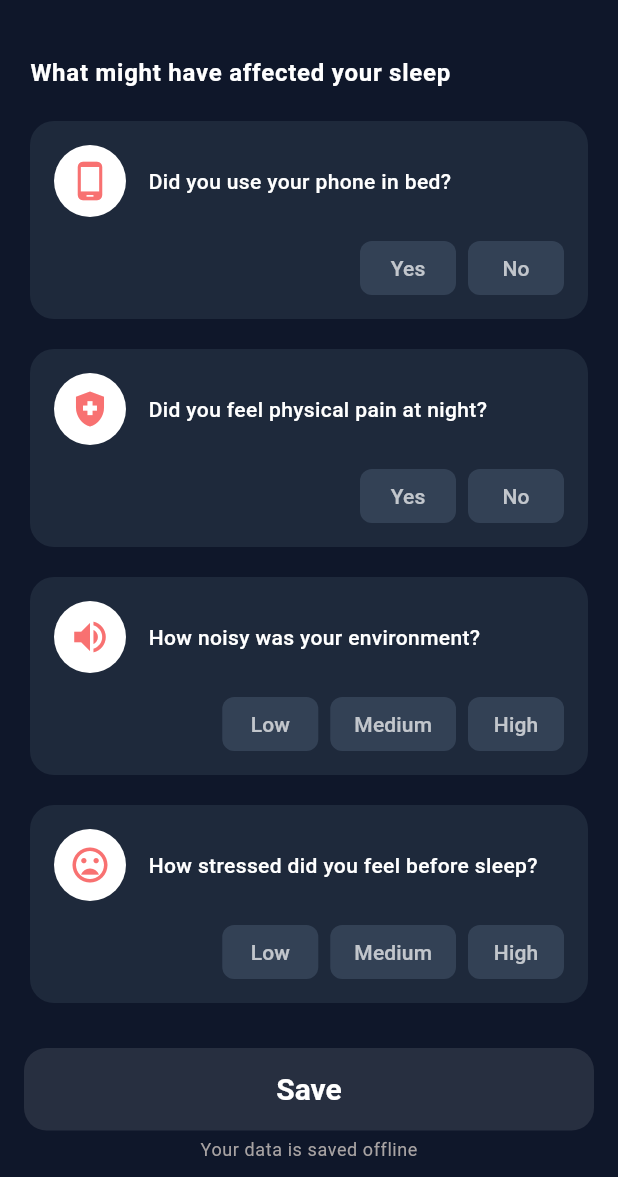
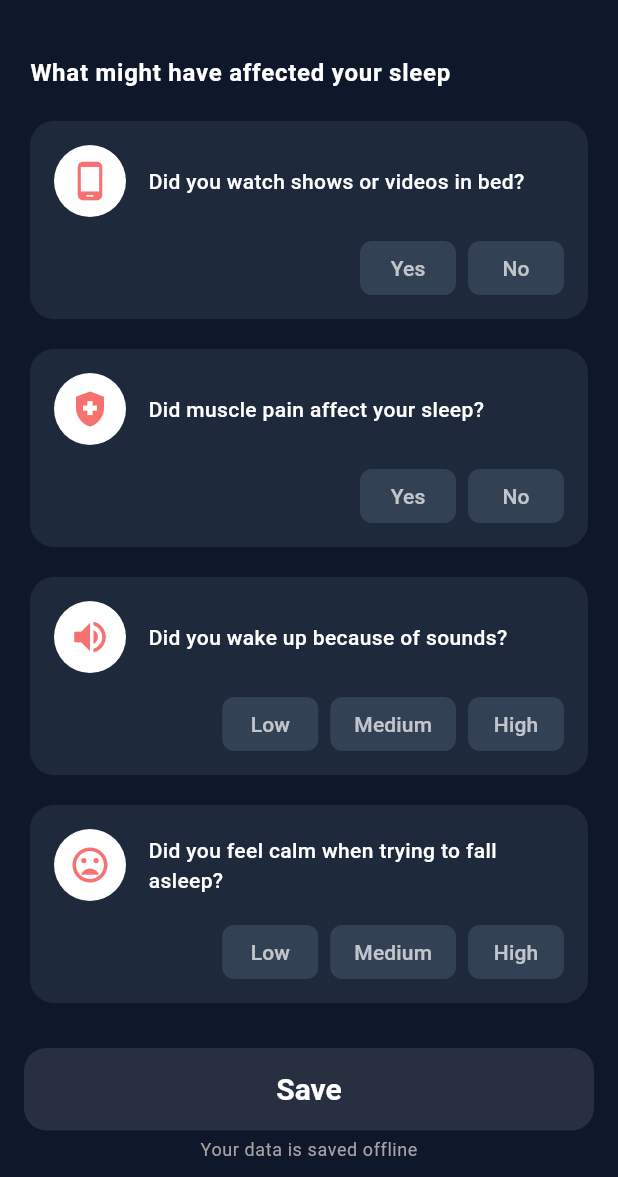
Before and after one commit to chanlinna/Sleep_Blocker, a Flutter app: the HabitLogScreen screen opened directly with sample values from the repository, on a phone screen of 412 x 824 dp, the part 59-1236 px from its top. Run offline on Flutter 3.47's test engine with Material 3 defaults, Android fonts, the phone set to English and light mode, and no system bars; our stand-ins replace shared_preferences; missing offline and left inert: horizontal_weekly_calendar; accounts and stored records are empty.

Commit message:
add more questions

```diff
--- a/sleep_blocker/lib/data/mock_factor.dart
+++ b/sleep_blocker/lib/data/mock_factor.dart
@@ -7,9 +7,16 @@ final List<Factor> mockFactors = [
     type: FactorType.screen,
     name: "Screen Time",
     rotatingQuestions: [
-      "Did you use your phone in bed?",
-      "Were you scrolling before sleeping?",
-      "Did you watch videos in bed?",
+      "Did you use your phone or laptop within 1 hour before sleep?",
+      "Did you scroll or watch videos before going to bed?",
+      "Were you exposed to bright screens late at night?",
+      "Did screen use delay your bedtime?",
+      "Were you on social media before sleeping?",
+      "Did you watch shows or videos in bed?",
+      "Did screen light make it harder to feel sleepy?",
+      "Did notifications interrupt your sleep time?",
+      "Did you use a screen after lights were off?",
+      "Did screen time keep your mind active at night?",
     ],
   ),
   Factor(
@@ -20,6 +27,16 @@ final List<Factor> mockFactors = [
       "Did you feel physical pain at night?",
       "Was body discomfort bothering you?",
       "Did muscle pain affect your sleep?",
+      "Did you experience physical pain before sleeping?",
+      "Were you uncomfortable or in pain at night?",
+      "Did pain make it harder for you to fall asleep?",
+      "Did pain wake you up during the night?",
+      "Did joint pain affect your sleep?",
+      "Did headaches disturb your sleep?",
+      "Was your sleeping position uncomfortable?",
+      "Did stiffness or soreness bother you at night?",
+      "Did pain reduce your sleep quality?",
+      "Did you need to change positions because of discomfort?",
     ],
   ),
   Factor(
@@ -30,6 +47,15 @@ final List<Factor> mockFactors = [
       "How noisy was your environment?",
       "Did sound disturb your sleep?",
       "Was your room loud?",
+      "Did you hear traffic or street noise?",
+      "Were there sudden noises during the night?",
+      "Did voices or conversations wake you up?",
+      "Did household sounds affect your sleep?",
+      "Did you use earplugs or white noise?",
+      "Was the noise level consistent or changing?",
+      "Did outside noise interrupt your sleep?",
+      "Did you wake up because of sounds?",
+      "Was your sleep area quiet enough?",
     ],
   ),
   Factor(
@@ -40,6 +66,19 @@ final List<Factor> mockFactors = [
       "How stressed did you feel before sleep?",
       "Were you anxious at night?",
       "Did worry affect your sleep?",
+      "How stressed did you feel before going to bed?",
+      "Did worries or overthinking affect your sleep?",
+      "How mentally relaxed were you at bedtime?",
+      "Did racing thoughts keep you awake?",
+      "Did you feel calm when trying to fall asleep?",
+      "Was your mind busy at bedtime?",
+      "Did stress make it hard to fall asleep?",
+      "Did anxiety wake you up during the night?",
+      "How peaceful did you feel before sleeping?",
+      "Did you replay events from the day in your mind?",
+      "Did you feel emotionally tense at night?",
+      "Did stress shorten your sleep time?",
+      "Did you feel mentally exhausted before bed?",
     ],
   ),
 ];
```
